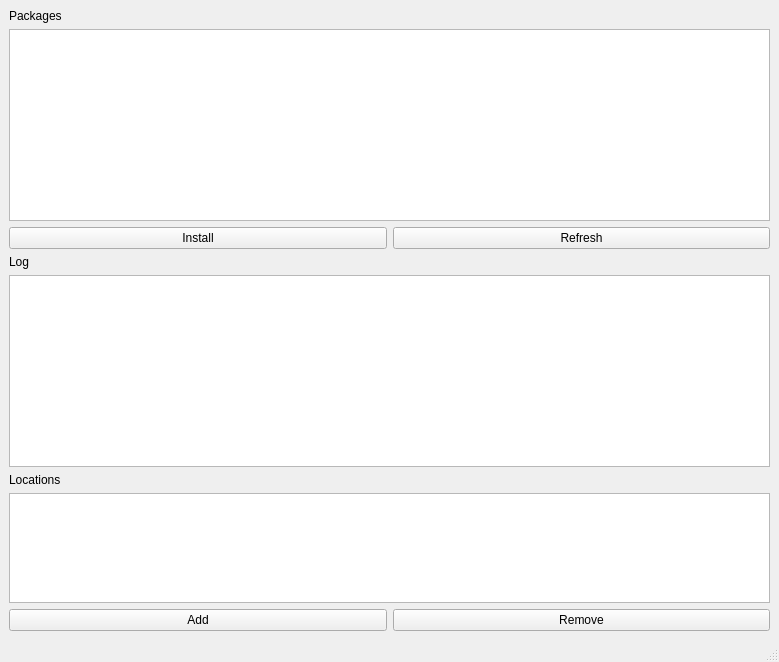
openalea/openalea, file deploygui/src/openalea/deploygui/resources/mainwindow.ui: the form before one commit.
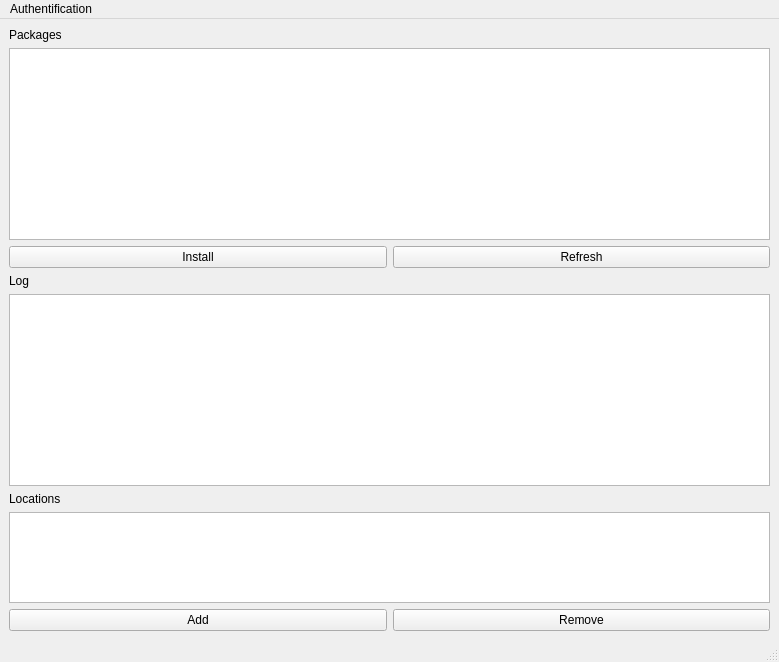
The form after the commit. Icons and pictures are not drawn.

Commit message: Add  console script for alea_shell Add authentification process in deploygui

```diff
--- a/deploygui/src/openalea/deploygui/resources/mainwindow.ui
+++ b/deploygui/src/openalea/deploygui/resources/mainwindow.ui
@@ -160,6 +160,13 @@
      <height>25</height>
     </rect>
    </property>
+   <widget class="QMenu" name="menuAuthentification" >
+    <property name="title" >
+     <string>Authentification</string>
+    </property>
+    <addaction name="actionCookie_Session" />
+   </widget>
+   <addaction name="menuAuthentification" />
   </widget>
   <widget class="QStatusBar" name="statusbar" />
  </widget>
```
Left out of the diff: 5 changed lines with no effect on the pictures. The commit also changes 2 other files.
